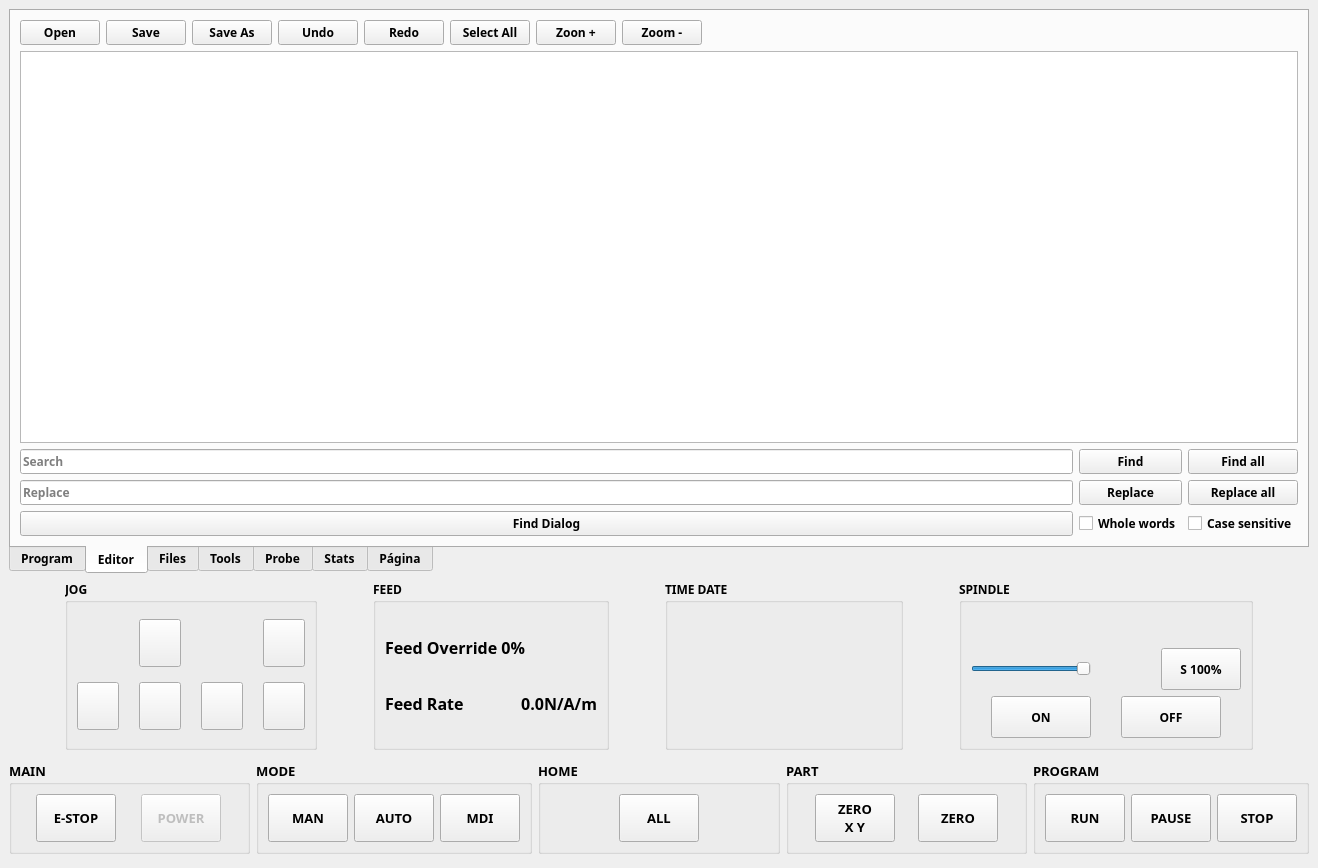
This is src/tnc/ui/window.ui in kcjengr/turbonc as Qt 5 draws it before an edit. The edited form follows.
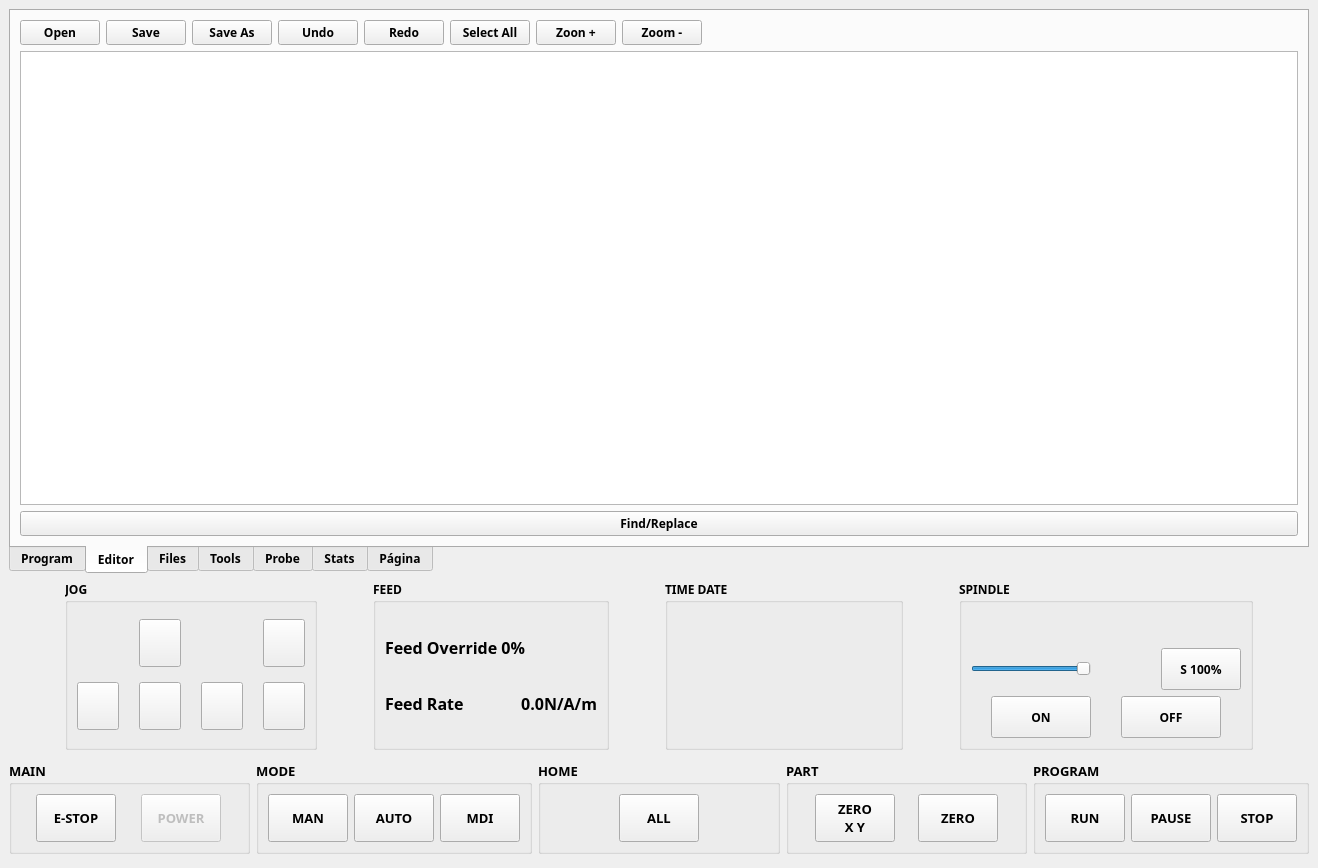
This is the edited form. The open tabs and pages were chosen to show the change. Icons and pictures are not drawn. Custom widgets are drawn as their Qt base class.

Commit message: tried to fix but still freezing not sure why, turboss needs to solve

Diff of the .ui file:
```diff
--- a/src/tnc/ui/window.ui
+++ b/src/tnc/ui/window.ui
@@ -1385,128 +1385,19 @@
         <item>
          <layout class="QHBoxLayout" name="horizontalLayout_12">
           <item>
-           <widget class="GcodeTextEdit" name="gcodetextedit_2">
-            <property name="syntaxHighlighting" stdset="0">
-             <bool>true</bool>
-            </property>
-            <property name="currentLineBackground" stdset="0">
-             <color>
-              <red>143</red>
-              <green>179</green>
-              <blue>70</blue>
-             </color>
-            </property>
-            <property name="marginBackground" stdset="0">
-             <color>
-              <red>143</red>
-              <green>179</green>
-              <blue>70</blue>
-             </color>
-            </property>
-            <property name="marginCurrentLineBackground" stdset="0">
-             <color>
-              <red>143</red>
-              <green>179</green>
-              <blue>70</blue>
-             </color>
-            </property>
-           </widget>
+           <widget class="GCodeEditor" name="gcodeEditor"/>
           </item>
          </layout>
         </item>
         <item>
-         <layout class="QGridLayout" name="gridLayout_3">
-          <item row="1" column="1">
-           <widget class="QPushButton" name="pushButton_9">
-            <property name="maximumSize">
-             <size>
-              <width>16777215</width>
-              <height>32</height>
-             </size>
-            </property>
-            <property name="text">
-             <string>Find</string>
-            </property>
-           </widget>
-          </item>
-          <item row="6" column="1">
-           <widget class="QCheckBox" name="checkBox_4">
-            <property name="text">
-             <string>Whole words</string>
-            </property>
-           </widget>
-          </item>
-          <item row="3" column="3">
-           <widget class="QPushButton" name="pushButton_11">
-            <property name="maximumSize">
-             <size>
-              <width>16777215</width>
-              <height>32</height>
-             </size>
-            </property>
-            <property name="text">
-             <string>Replace all</string>
-            </property>
-           </widget>
-          </item>
-          <item row="1" column="3">
-           <widget class="QPushButton" name="pushButton_8">
-            <property name="maximumSize">
-             <size>
-              <width>16777215</width>
-              <height>32</height>
-             </size>
-            </property>
-            <property name="text">
-             <string>Find all</string>
-            </property>
-           </widget>
-          </item>
-          <item row="3" column="1">
-           <widget class="QPushButton" name="pushButton_10">
-            <property name="maximumSize">
-             <size>
-              <width>16777215</width>
-              <height>32</height>
-             </size>
-            </property>
-            <property name="text">
-             <string>Replace</string>
-            </property>
-           </widget>
-          </item>
-          <item row="1" column="0">
-           <widget class="QLineEdit" name="search_entry">
-            <property name="placeholderText">
-             <string>Search</string>
-            </property>
-           </widget>
-          </item>
-          <item row="3" column="0">
-           <widget class="QLineEdit" name="replace_entry">
-            <property name="placeholderText">
-             <string>Replace</string>
-            </property>
-           </widget>
-          </item>
-          <item row="6" column="3">
-           <widget class="QCheckBox" name="checkBox_3">
-            <property name="text">
-             <string>Case sensitive</string>
-            </property>
-           </widget>
-          </item>
-          <item row="6" column="0">
-           <widget class="DialogButton" name="dialogbutton">
-            <property name="text">
-             <string>Find Dialog</string>
-            </property>
-            <property name="dialogName" stdset="0">
-             <string>find_dialog</string>
-            </property>
-           </widget>
-          </item>
-         </layout>
+         <widget class="QPushButton" name="find_dialog">
+          <property name="text">
+           <string>Find/Replace</string>
+          </property>
+         </widget>
+        </item>
+        <item>
+         <layout class="QGridLayout" name="gridLayout_3"/>
         </item>
        </layout>
       </widget>
@@ -11329,6 +11220,11 @@
   </action>
  </widget>
  <customwidgets>
+  <customwidget>
+   <class>GCodeEditor</class>
+   <extends>QPlainTextEdit</extends>
+   <header>gcodeeditor.h</header>
+  </customwidget>
   <customwidget>
    <class>ActionButton</class>
    <extends>QPushButton</extends>
@@ -11359,6 +11255,12 @@
    <extends>QLabel</extends>
    <header>qtpyvcp.widgets.display_widgets.dro_label</header>
   </customwidget>
+  <customwidget>
+   <class>VTKBackPlot</class>
+   <extends>QWidget</extends>
+   <header>qtpyvcp.widgets.display_widgets.designer_plugins</header>
+   <container>1</container>
+  </customwidget>
   <customwidget>
    <class>HalBarIndicator</class>
    <extends>QWidget</extends>
@@ -11394,11 +11296,6 @@
    <extends>QComboBox</extends>
    <header>qtpyvcp.widgets.input_widgets.file_system</header>
   </customwidget>
-  <customwidget>
-   <class>GcodeTextEdit</class>
-   <extends>QTextEdit</extends>
-   <header>qtpyvcp.widgets.input_widgets.gcode_text_edit</header>
-  </customwidget>
   <customwidget>
    <class>VCPLineEdit</class>
    <extends>QLineEdit</extends>
@@ -11425,12 +11322,6 @@
    <header>qtpyvcp.widgets.form_widgets.main_window</header>
    <container>1</container>
   </customwidget>
-  <customwidget>
-   <class>VTKBackPlot</class>
-   <extends>QWidget</extends>
-   <header>qtpyvcp.widgets.display_widgets.vtk_backplot.vtk_backplot</header>
-   <container>1</container>
-  </customwidget>
   <customwidget>
    <class>ToolTable</class>
    <extends>QTableView</extends>
```
Left out of the diff: 1166 changed lines with no effect on the pictures. The commit also changes 2 other files.
